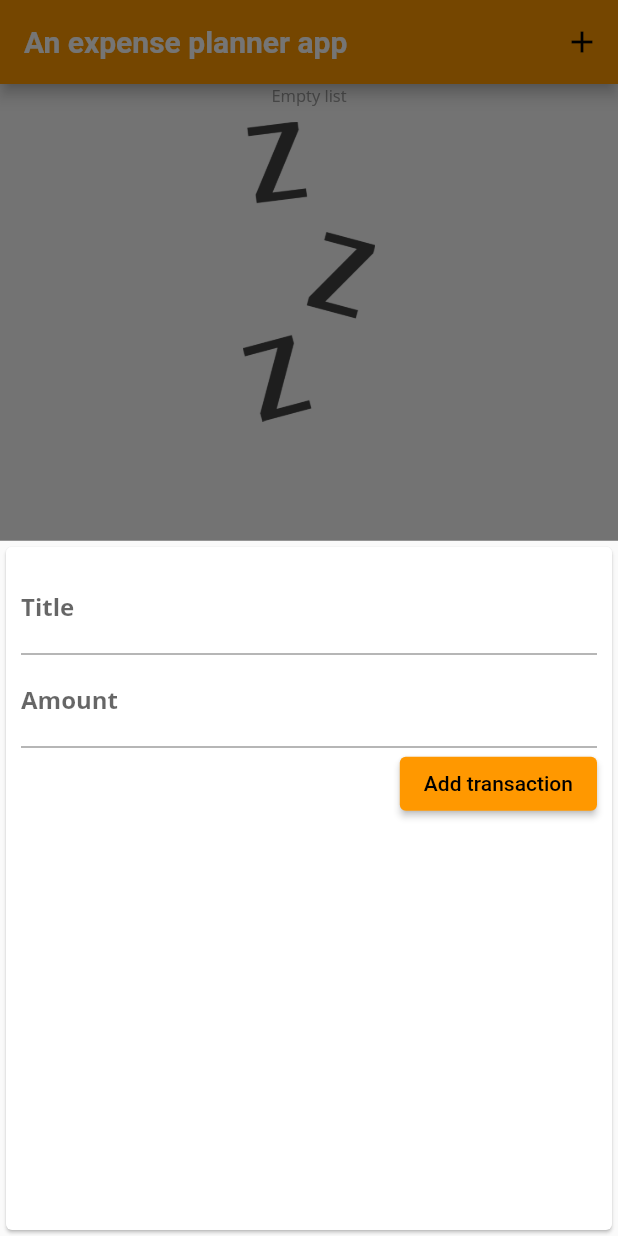
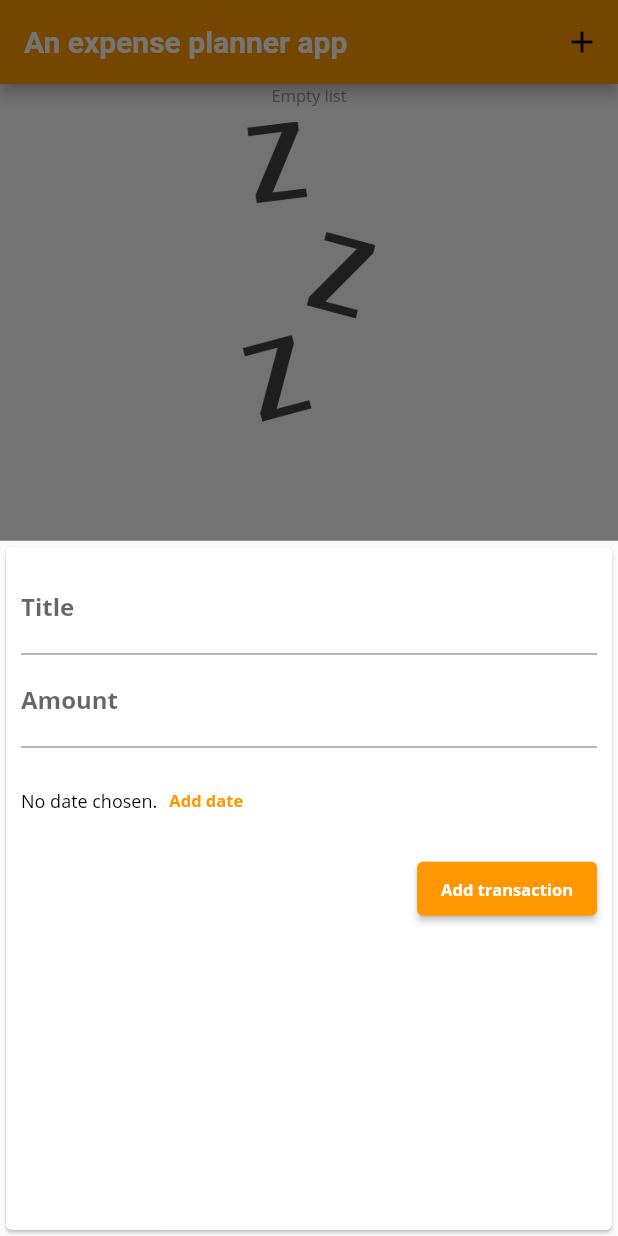
Before and after one commit to nmint8m/learn-flutter, a Flutter app: the screen it shows after launch, after a tap on the "add" icon, on a phone screen of 412 x 824 dp. Run offline on Flutter 3.47's test engine with Material 2 defaults, Android fonts, the phone set to English and light mode, and no system bars; missing offline and left inert: assignment_one; Roboto replaces fonts that are missing (OpenSands).

Commit message:
Getting Started with Date Selection

```diff
--- a/a_expense_planner_app/lib/custom-widgets/transaction-input.dart
+++ b/a_expense_planner_app/lib/custom-widgets/transaction-input.dart
@@ -66,6 +66,23 @@ class _TransactionInputState extends State<TransactionInput> {
               ),
               controller: _amount,
             ),
+            Container(
+              height: 70,
+              child: Row(children: [
+                Text('No date chosen.'),
+                TextButton(
+                  child: Text(
+                    'Add date',
+                    style: TextStyle(fontWeight: FontWeight.bold),
+                  ),
+                  style: ButtonStyle(
+                    foregroundColor: MaterialStateProperty.all(
+                        Theme.of(context).primaryColor),
+                  ),
+                  onPressed: () {},
+                )
+              ]),
+            ),
             ElevatedButton(
               onPressed: submitData,
               // or onPressed: () => submitData,
@@ -75,7 +92,14 @@ class _TransactionInputState extends State<TransactionInput> {
                 amount: _amountInput,
               )),
               */
-              child: Text('Add transaction'),
+              child: Text(
+                'Add transaction',
+                style: TextStyle(fontWeight: FontWeight.bold),
+              ),
+              style: ButtonStyle(
+                foregroundColor: MaterialStateProperty.all(
+                    Theme.of(context).textTheme.button?.color),
+              ),
             ),
           ],
         ),
--- a/a_expense_planner_app/lib/custom-widgets/transaction-section.dart
+++ b/a_expense_planner_app/lib/custom-widgets/transaction-section.dart
@@ -46,9 +46,8 @@ class _TransactionSectionState extends State<TransactionSection> {
   }
 
   void addNewTransaction(TransactionInputData transactionInputData) {
-    int id = transactions.length + 1;
     Transaction newTransaction = Transaction(
-      id: id.toString(),
+      id: DateTime.now().toString(),
       title: transactionInputData.title,
       amount: transactionInputData.amount,
       date: DateTime.now(),
--- a/a_expense_planner_app/lib/main.dart
+++ b/a_expense_planner_app/lib/main.dart
@@ -37,41 +37,47 @@ class MyApp extends StatelessWidget {
 
   TextTheme _createTextTheme() {
     return ThemeData.light().textTheme.copyWith(
-          titleLarge: const TextStyle(
+          headline6: const TextStyle(
             fontFamily: 'OpenSans',
             fontWeight: FontWeight.bold,
             fontSize: 18,
             color: Colors.orange,
           ),
-          titleMedium: const TextStyle(
+          subtitle1: const TextStyle(
             fontFamily: 'OpenSans',
             fontWeight: FontWeight.bold,
             fontSize: 16,
             color: Colors.orange,
           ),
-          titleSmall: const TextStyle(
+          subtitle2: const TextStyle(
             fontFamily: 'OpenSans',
             fontWeight: FontWeight.bold,
             fontSize: 14,
             color: Colors.orange,
           ),
-          bodyLarge: const TextStyle(
+          bodyText1: const TextStyle(
             fontFamily: 'OpenSans',
             fontWeight: FontWeight.normal,
             fontSize: 13,
             color: Colors.black,
           ),
-          bodyMedium: const TextStyle(
+          bodyText2: const TextStyle(
             fontFamily: 'OpenSans',
             fontWeight: FontWeight.normal,
             fontSize: 12,
             color: Colors.black,
           ),
-          bodySmall: const TextStyle(
+          caption: const TextStyle(
             fontFamily: 'OpenSans',
             fontWeight: FontWeight.normal,
             fontSize: 11,
             color: Colors.grey,
+          ),
+          button: const TextStyle(
+            fontFamily: 'OpenSans',
+            fontWeight: FontWeight.normal,
+            fontSize: 11,
+            color: Colors.white,
           ),
         );
   }
```
